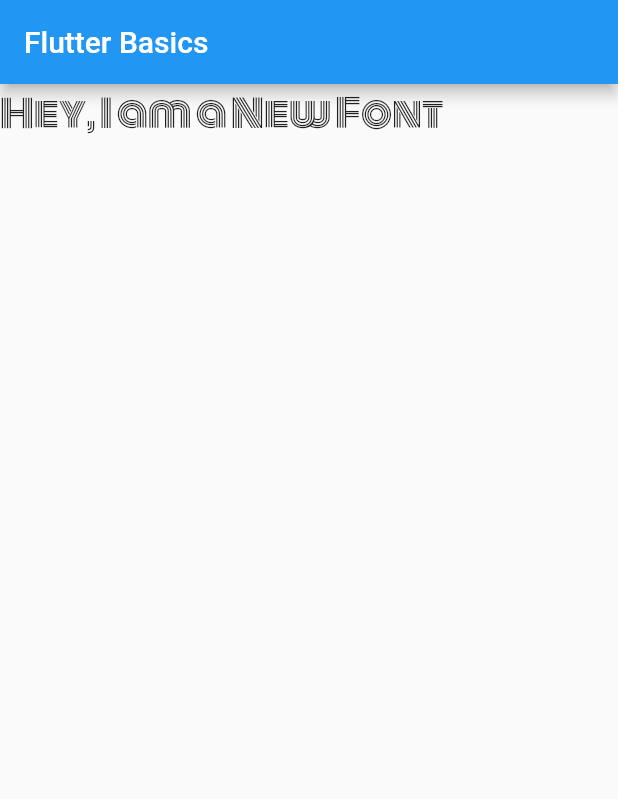
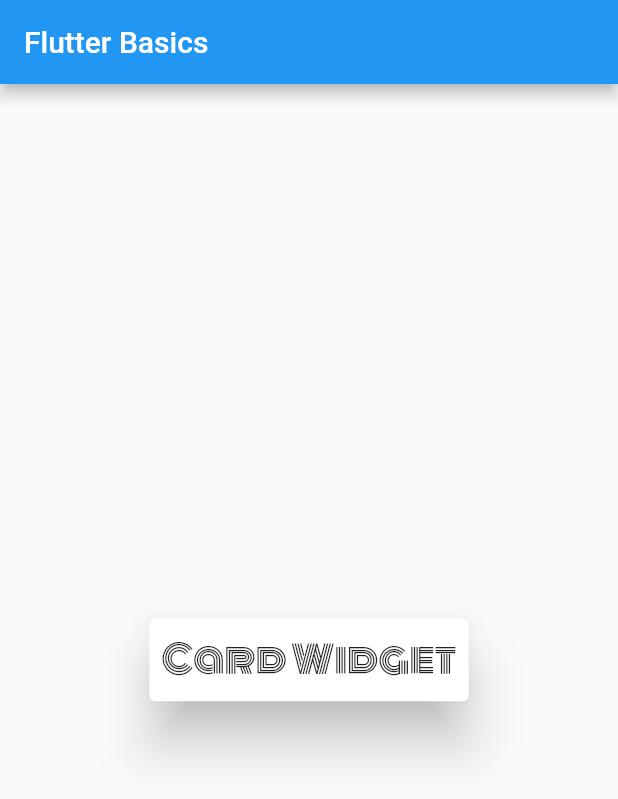
Before and after one commit to KiranKhadd29/practiceFlutter, a Flutter app: the screen it shows after launch, on a phone screen of 412 x 824 dp. Shown: the top 799 px of the screen. Run offline on Flutter 3.47's test engine with Material 2 defaults, Android fonts, the phone set to English and light mode, and no system bars.

Commit message:
Widget - Card

```diff
--- a/Kiran Workspace/flutter_basics/lib/main.dart
+++ b/Kiran Workspace/flutter_basics/lib/main.dart
@@ -41,9 +41,17 @@
           title: Text('Flutter Basics'),
         ),
         body:
-      ////////// Expanded Widget ////////////////////
+      ////////// Card Widget ////////////////////
+        Center(child: Card(
+          elevation: 15,
+            child: Padding(
+          padding: const EdgeInsets.all(8.0),
+          child: Text("Card Widget", style: TextStyle(fontSize: 25, fontFamily: 'practiceFont001'),),
+        )))
+      ////////// Custom Font ////////////////////
+        /*
       Text("Hey, I am a New Font", style: TextStyle(fontSize: 25, fontFamily: 'practiceFont001'),)
-
+        */
 
       ////////// Expanded Widget ////////////////////
         /*
```
